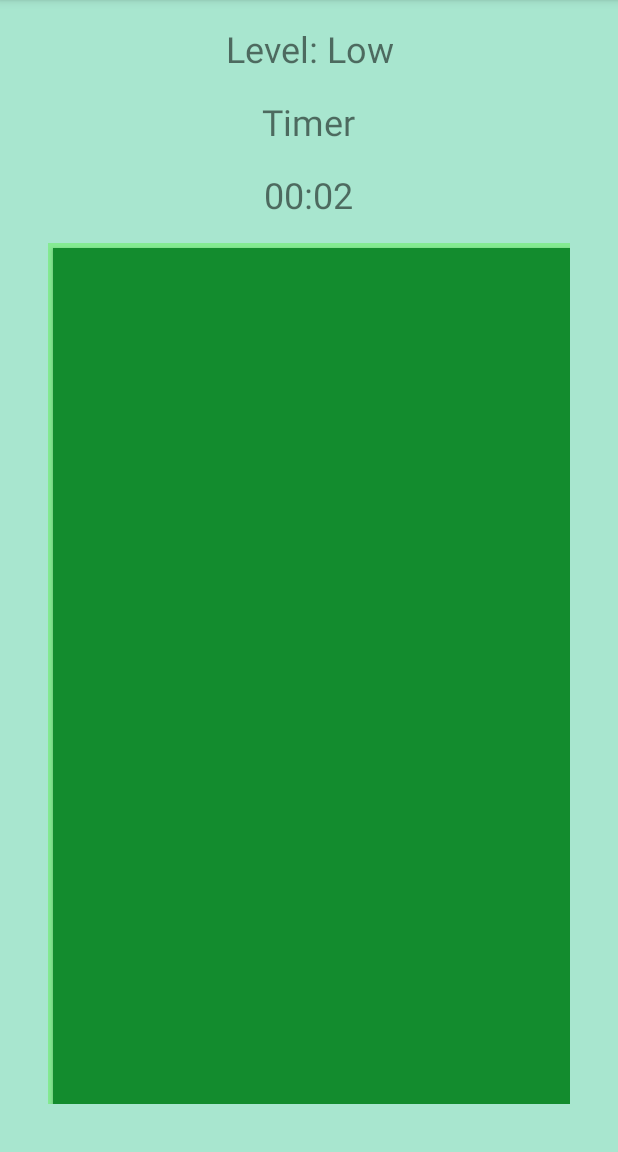
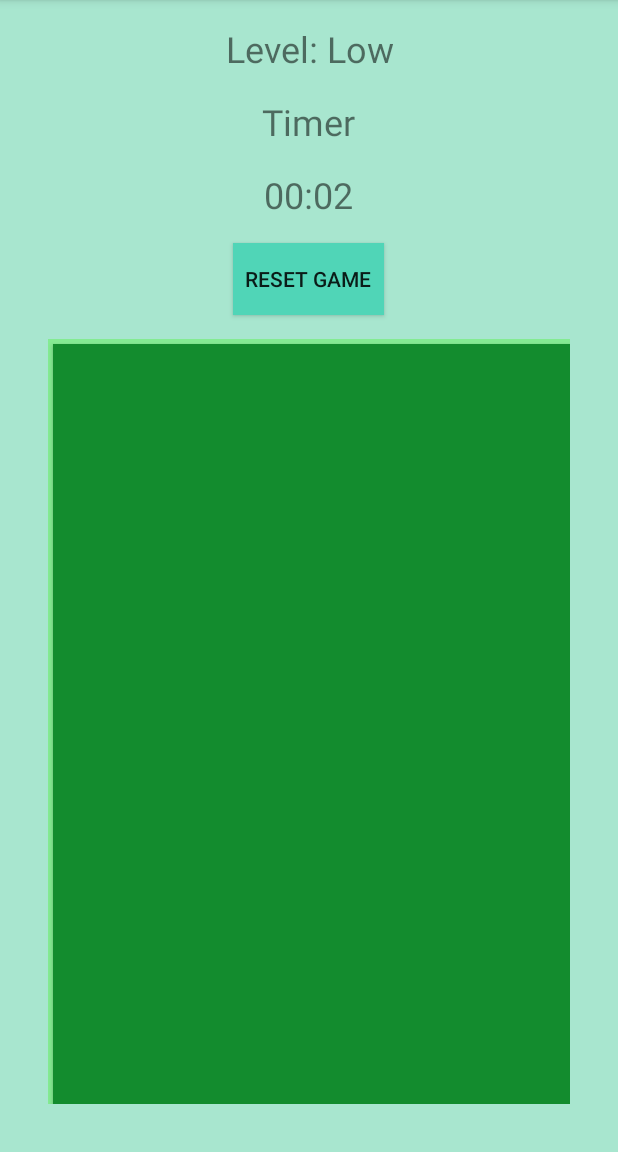
Before and after one commit to Acevedo22/Buscaminas, an Android app built with Jetpack Compose: the LowActivity screen opened directly, with no data from a screen before it, on a phone screen of 412 x 824 dp, the part 84-1236 px from its top. Run offline under Robolectric (Android 15) with nearby library versions, the phone set to English and light mode, and no system bars.

Commit message:
se arreglo el boton reiniciar, se agrego la bandera

```diff
--- a/Juego/app/src/main/java/com/example/buscaminas/LowActivity.kt
+++ b/Juego/app/src/main/java/com/example/buscaminas/LowActivity.kt
@@ -14,20 +14,23 @@ import android.widget.TextView
 class LowActivity : AppCompatActivity() {
 
     private val BOARD_SIZE = 8  // Definir el tamaño del tablero
-    private val MINES_COUNT = 10 //Definir la cantidad de minas del tablero
+    private val MINES_COUNT = 10 // Definir la cantidad de minas del tablero
     private lateinit var game: Logic
     private lateinit var btnReset: Button
+    private lateinit var btnCambio: Button // Botón para cambiar entre modo
     private lateinit var buttons: Array<Array<Button>>
     private var timeInSeconds = 0 // Tiempo transcurrido en segundos
     private lateinit var cronometroTextView: TextView
     private lateinit var handler: Handler
     private var runnable: Runnable? = null
-    private var isChronometerRunning = false
+    private var isChronometerRunning = false // Variable para controlar el estado del cronómetro
+    private var isFlagMode = false // Estado del modo de bandera
 
     override fun onCreate(savedInstanceState: Bundle?) {
         super.onCreate(savedInstanceState)
         setContentView(R.layout.activity_low)
         btnReset = findViewById(R.id.btnReset)
+        btnCambio = findViewById(R.id.btnCambio) // Inicializar el botón de cambio
         cronometroTextView = findViewById(R.id.cronometro)
         handler = Handler(Looper.getMainLooper())
 
@@ -36,8 +39,8 @@ class LowActivity : AppCompatActivity() {
         val gridLayout: GridLayout = findViewById(R.id.gridLayoutLow)
 
         // Crear los botones y agregarlos al GridLayout
-            for (row in 0 until 8) {
-                for (col in 0 until 8) {
+        for (row in 0 until BOARD_SIZE) {
+            for (col in 0 until BOARD_SIZE) {
                 val button = Button(this)
                 button.setOnClickListener {
                     onCellClicked(row, col)
@@ -47,7 +50,7 @@ class LowActivity : AppCompatActivity() {
                 // Configuración de LayoutParams para cada botón
                 val params = GridLayout.LayoutParams().apply {
                     width = 100 // Usar ancho flexible
-                        height = 100// Usar alto flexible
+                    height = 100 // Usar alto flexible
                     setMargins(5, 5, 5, 5)
                     rowSpec = GridLayout.spec(row, 1f) // Espacio en la fila
                     columnSpec = GridLayout.spec(col, 1f) // Espacio en la columna
@@ -57,9 +60,15 @@ class LowActivity : AppCompatActivity() {
                 gridLayout.addView(button)
             }
         }
+
         btnReset.setOnClickListener {
             restartGame() // Acción que reinicia el juego
         }
+
+        btnCambio.setOnClickListener {
+            toggleFlagMode() // Cambia entre los modos
+        }
+
         // Iniciar el cronómetro
         startChronometer()
     }
@@ -67,24 +76,50 @@ class LowActivity : AppCompatActivity() {
     private fun onCellClicked(row: Int, col: Int) {
         if (game.isGameOver) {
             Toast.makeText(this, "Game Over", Toast.LENGTH_SHORT).show()
-            //Parar cronometro cuando pierda
+            // Parar cronómetro cuando pierda
             stopChronometer()
             return
         }
 
+        if (isFlagMode) {
+            // Colocar o quitar una bandera
+            toggleFlag(row, col)
+        } else {
             val hitMine = game.revealCell(row, col)
 
             if (hitMine) {
-            buttons[row][col].text = "M"
+                buttons[row][col].text = "💣" // Cambiar "M" por el ícono de mina
                 Toast.makeText(this, "Game Over!", Toast.LENGTH_SHORT).show()
-            //Parar cronometro cuando pierda
+                // Parar cronómetro cuando pierda
                 stopChronometer()
             } else {
                 updateBoard()
                 if (game.isWin()) {
                     Toast.makeText(this, "You Win!", Toast.LENGTH_SHORT).show()
+                    // Detener el cronómetro si el jugador gana
+                    stopChronometer()
                 }
             }
+        }
+    }
+
+
+    private fun toggleFlag(row: Int, col: Int) {
+        val cell = game.board[row][col]
+        if (!cell.isRevealed) {
+            cell.hasMine = !cell.hasMine // Alternar el estado de la bandera
+            buttons[row][col].text = if (cell.hasMine) "🚩" else "" // Mostrar bandera
+            buttons[row][col].setBackgroundColor(
+                if (cell.hasMine) ContextCompat.getColor(this, R.color.green)
+                else ContextCompat.getColor(this, R.color.green)
+            ) // Cambiar color de fondo
+        }
+    }
+
+    private fun toggleFlagMode() {
+        isFlagMode = !isFlagMode
+        btnCambio.text = if (isFlagMode) "Modo Juego" else "Modo Bandera" // Cambiar texto del botón
+        Toast.makeText(this, if (isFlagMode) "Modo Bandera Activado" else "Modo Juego Activado", Toast.LENGTH_SHORT).show()
     }
 
     private fun updateBoard() {
@@ -108,17 +143,29 @@ class LowActivity : AppCompatActivity() {
 
     // Método para reiniciar el juego
     private fun restartGame() {
-        // Limpiar el tablero de botones
-        for (row in 0 until 8) {
-            for (col in 0 until 8) {
+        // Crear una nueva instancia de Logic para reiniciar el juego
+        game = Logic(BOARD_SIZE, MINES_COUNT)
+
+        // Limpiar y reiniciar el tablero
+        for (row in 0 until BOARD_SIZE) {
+            for (col in 0 until BOARD_SIZE) {
                 buttons[row][col].text = "" // Limpiar el texto de los botones
+                buttons[row][col].isEnabled = true // Habilitar los botones nuevamente
+                buttons[row][col].setBackgroundColor(ContextCompat.getColor(this, R.color.green)) // Restaurar color
             }
         }
-        // Otras variables del juego también pueden restablecerse aquí, como un marcador o turno
+
+        // Reiniciar el cronómetro
+        stopChronometer() // Detener el cronómetro anterior
+        timeInSeconds = 0 // Reiniciar el tiempo
+        cronometroTextView.text = "00:00" // Limpiar el cronómetro
+        startChronometer() // Iniciar el cronómetro de nuevo
     }
 
     // Función para iniciar el cronómetro
     private fun startChronometer() {
+        // Solo iniciar el cronómetro si no está ya en funcionamiento
+        if (!isChronometerRunning) {
             runnable = object : Runnable {
                 override fun run() {
                     timeInSeconds++
@@ -132,22 +179,17 @@ class LowActivity : AppCompatActivity() {
                     handler.postDelayed(this, 1000)
                 }
             }
-        runnable?.let { handler.post(it) }
+            handler.post(runnable!!)
             isChronometerRunning = true
+        }
     }
 
     // Función para detener el cronómetro
     private fun stopChronometer() {
+        // Detener el cronómetro solo si está en funcionamiento
+        if (isChronometerRunning) {
             runnable?.let { handler.removeCallbacks(it) }
             isChronometerRunning = false
         }
-
-    // Puedes agregar esta función para reiniciar el cronómetro junto con el reinicio del juego
-    private fun resetChronometer() {
-        stopChronometer()
-        timeInSeconds = 0
-        cronometroTextView.text = "00:00"
-        startChronometer() // Iniciar de nuevo si es necesario
     }
-
 }
--- a/Juego/app/src/main/res/layout/activity_low.xml
+++ b/Juego/app/src/main/res/layout/activity_low.xml
@@ -37,6 +37,16 @@
         android:textSize="24sp"
         />
 
+    <Button
+        android:id="@+id/btnReset"
+        android:layout_width="wrap_content"
+        android:layout_height="wrap_content"
+        android:layout_gravity="center"
+        android:layout_marginTop="16dp"
+        android:background="@color/blue"
+        android:padding="8dp"
+        android:text="Reset Game" />
+
     <GridLayout
         android:id="@+id/gridLayoutLow"
         android:layout_width="wrap_content"
@@ -49,12 +59,11 @@
         android:layout_margin="16dp" />
 
     <Button
-        android:id="@+id/btnReset"
+        android:id="@+id/btnCambio"
         android:layout_width="wrap_content"
         android:layout_height="wrap_content"
-        android:text="Reset Game"
-        android:layout_gravity="center"
-        android:padding="8dp"
-        android:background="@color/blue"
-        android:layout_marginTop="16dp" />
+        android:layout_gravity="center_horizontal"
+        android:background="@color/Button_Hard"
+        android:text="bandera" />
+
 </LinearLayout>
```
Lines whose indentation alone changed are shown as unchanged.
